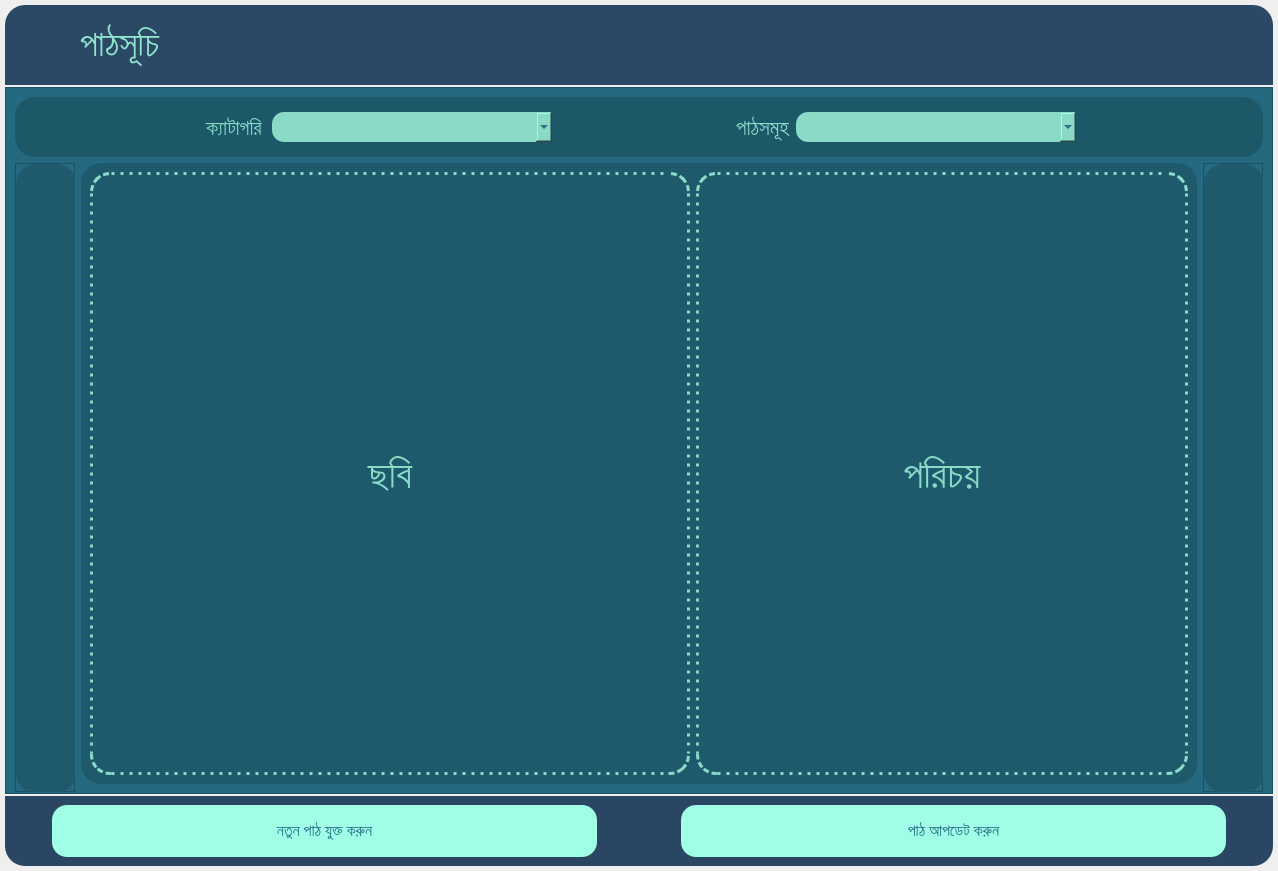
Qt form EmPower/Frontend/PyQt_UI/Lesson_manager.ui (ahmedfahad04/SPL-2) before a commit.
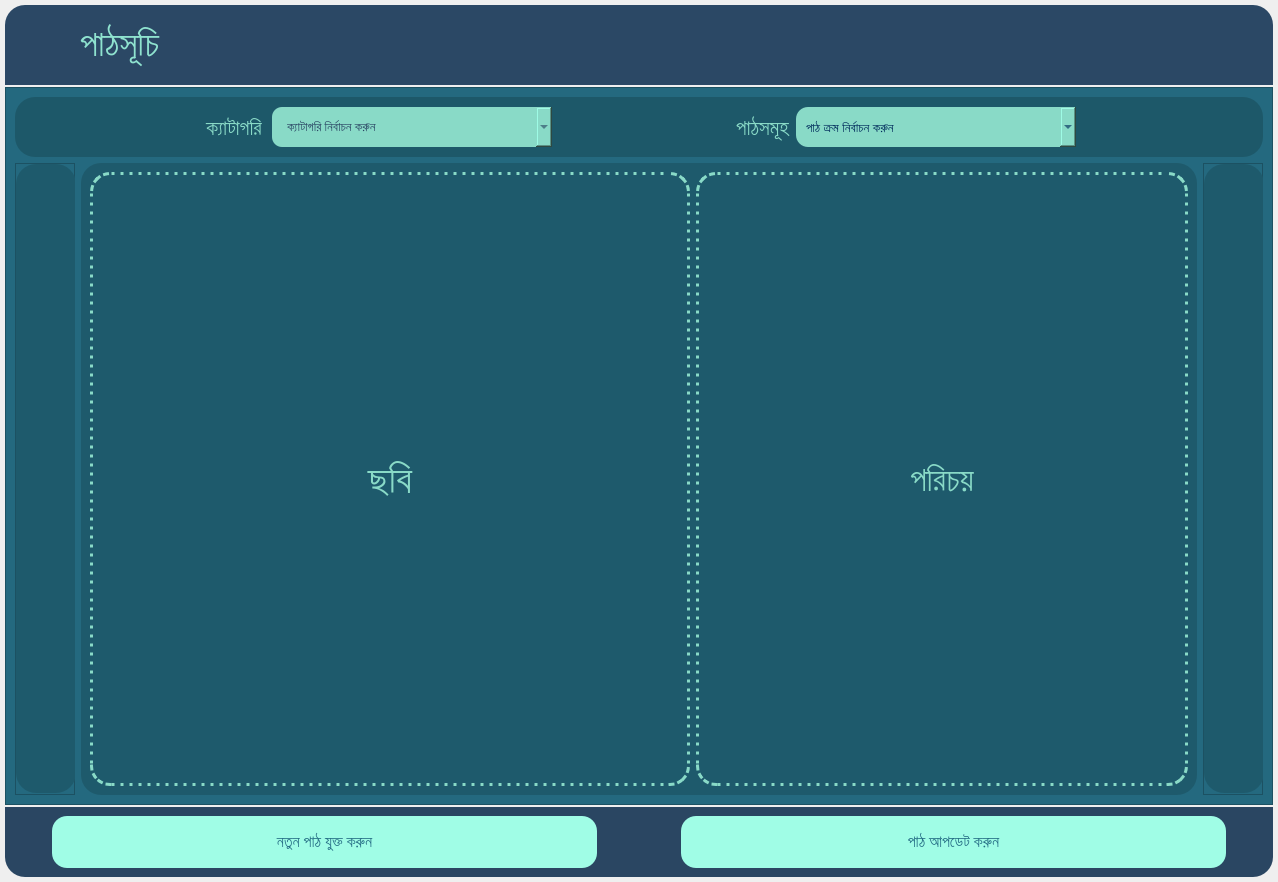
The same form after that commit. Icons and pictures are not drawn.

Commit message: Lesson loading form db partially done

```diff
--- a/EmPower/Frontend/PyQt_UI/Lesson_manager.ui
+++ b/EmPower/Frontend/PyQt_UI/Lesson_manager.ui
@@ -7,7 +7,7 @@
     <x>0</x>
     <y>0</y>
     <width>1278</width>
-    <height>871</height>
+    <height>882</height>
    </rect>
   </property>
   <property name="sizePolicy">
@@ -19,7 +19,7 @@
   <property name="minimumSize">
    <size>
     <width>1200</width>
-    <height>870</height>
+    <height>882</height>
    </size>
   </property>
   <property name="windowTitle">
@@ -247,17 +247,49 @@
             <property name="minimumSize">
              <size>
               <width>280</width>
-              <height>30</height>
+              <height>40</height>
              </size>
             </property>
+            <property name="font">
+             <font>
+              <family>Hind Siliguri</family>
+              <pointsize>10</pointsize>
+              <weight>50</weight>
+              <bold>false</bold>
+             </font>
+            </property>
             <property name="styleSheet">
              <string notr="true">background-color: rgb(137, 218, 199);
-border-radius: 12px;
-color: rgb(0, 43, 91);</string>
+padding-left: 15px;
+border-radius: 10px;
+color: rgb(43, 72, 101);</string>
             </property>
+            <property name="currentText">
+             <string>ক্যাটাগরি নির্বাচন করুন</string>
+            </property>
             <item>
              <property name="text">
-              <string/>
+              <string>ক্যাটাগরি নির্বাচন করুন</string>
+             </property>
+            </item>
+            <item>
+             <property name="text">
+              <string>নাম শিখন (Noun)</string>
+             </property>
+            </item>
+            <item>
+             <property name="text">
+              <string>ক্রিয়া শিখন (Verb)</string>
+             </property>
+            </item>
+            <item>
+             <property name="text">
+              <string>সম্পর্ক শিখন (Association)</string>
+             </property>
+            </item>
+            <item>
+             <property name="text">
+              <string>কর্মধারা শিখন (Activity)</string>
              </property>
             </item>
            </widget>
@@ -295,14 +327,27 @@
             <property name="minimumSize">
              <size>
               <width>280</width>
-              <height>30</height>
+              <height>40</height>
              </size>
             </property>
+            <property name="font">
+             <font>
+              <pointsize>10</pointsize>
+              <weight>50</weight>
+              <bold>false</bold>
+             </font>
+            </property>
             <property name="styleSheet">
              <string notr="true">background-color: rgb(137, 218, 199);
 border-radius: 12px;
-color: rgb(0, 43, 91);</string>
+color: rgb(0, 43, 91);
+padding-left: 10px;</string>
             </property>
+            <item>
+             <property name="text">
+              <string>পাঠ ক্রম নির্বাচন করুন</string>
+             </property>
+            </item>
            </widget>
           </item>
           <item>
@@ -454,7 +499,7 @@
             </property>
             <property name="font">
              <font>
-              <pointsize>30</pointsize>
+              <pointsize>25</pointsize>
              </font>
             </property>
             <property name="styleSheet">
@@ -467,6 +512,9 @@
             <property name="alignment">
              <set>Qt::AlignCenter</set>
             </property>
+            <property name="wordWrap">
+             <bool>true</bool>
+            </property>
            </widget>
           </item>
          </layout>
```
The commit also changes 52 other files.
